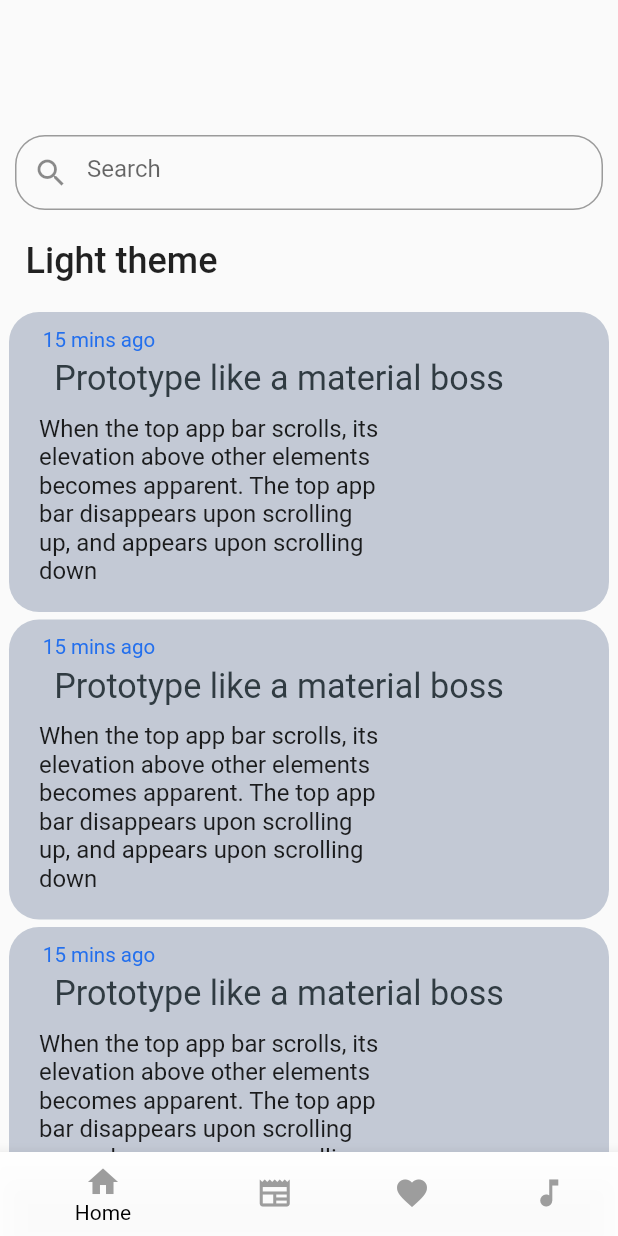
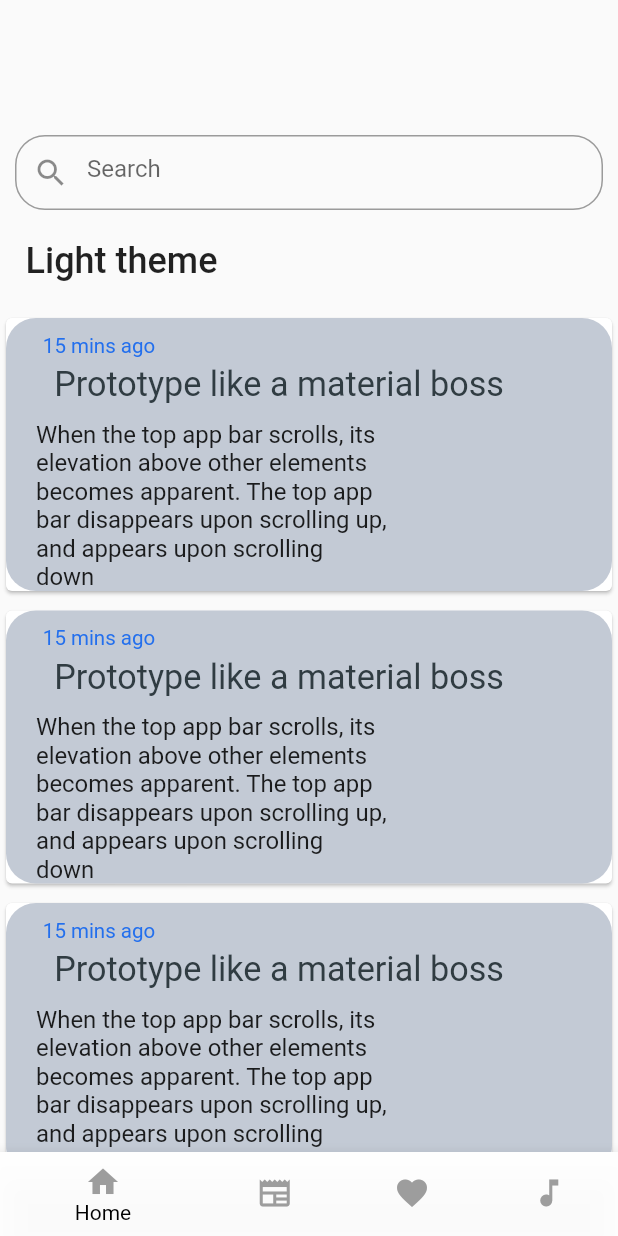
Before and after one commit to ravshan2101/test_flutter, a Flutter app: the screen it shows after launch, on a phone screen of 412 x 824 dp. Run offline on Flutter 3.47's test engine with Material 2 defaults, Android fonts, the phone set to English and light mode, and no system bars.

```diff
--- a/lib/Pages/home_page.dart
+++ b/lib/Pages/home_page.dart
@@ -25,21 +25,21 @@ class _MyWidgetState extends State<HomePage> {
         body: SingleChildScrollView(
           child: Column(
             children: [
-              SizedBox(
+              const SizedBox(
                 height: 60,
               ),
               Container(
                 height: 50,
-                margin: EdgeInsets.only(top: 30, right: 10, left: 10),
+                margin: const EdgeInsets.only(top: 30, right: 10, left: 10),
                 child: TextField(
                   decoration: InputDecoration(
                       hintText: 'Search',
-                      prefixIcon: Icon(Icons.search),
+                      prefixIcon: const Icon(Icons.search),
                       border: OutlineInputBorder(
                           borderRadius: BorderRadius.circular(20))),
                 ),
               ),
-              SizedBox(
+              const SizedBox(
                 height: 20,
               ),
               GestureDetector(
@@ -48,45 +48,50 @@ class _MyWidgetState extends State<HomePage> {
                 },
                 child: Container(
                   margin: EdgeInsets.only(right: 250),
-                  child: Text(
+                  child: const Text(
                     'Light theme',
                     style: TextStyle(fontSize: 24, fontWeight: FontWeight.w500),
                   ),
                 ),
               ),
-              SizedBox(
+              const SizedBox(
                 height: 20,
               ),
-              Container(
-                width: 400,
-                height: 200,
+              Card(
+                child: Container(
+                  decoration: BoxDecoration(
+                    color: Color.fromARGB(238, 191, 198, 210),
+                    borderRadius: BorderRadius.circular(20),
+                  ),
                   child: Column(
+                    mainAxisSize: MainAxisSize.min,
                     children: [
                       Container(
                         margin: EdgeInsets.only(top: 10, right: 280),
-                      child: Text(
+                        child: const Text(
                           '15 mins ago',
                           style: TextStyle(
                               fontSize: 13.67, color: Color(0xefef1869EF)),
                         ),
                       ),
-                    SizedBox(
+                      const SizedBox(
                         height: 5,
                       ),
                       Container(
                         margin: EdgeInsets.only(right: 40),
-                      child: Text(
+                        child: const Text(
                           'Prototype like a material boss',
                           style: TextStyle(
                               fontSize: 22.7895, color: Color(0xefef263238)),
                         ),
                       ),
-                    SizedBox(
+                      const SizedBox(
                         height: 10,
                       ),
-                    Container(
+                      Flexible(
+                        child: Container(
                           margin: EdgeInsets.only(left: 20, right: 150),
-                      child: Text(
+                          child: const Text(
                             "When the top app bar scrolls, its elevation above other elements becomes apparent. The top app bar disappears upon scrolling up, and appears upon scrolling down",
                             style: TextStyle(
                                 fontSize: 15.95,
@@ -94,46 +99,49 @@ class _MyWidgetState extends State<HomePage> {
                                 fontStyle: FontStyle.normal),
                           ),
                         ),
+                      ),
                     ],
                   ),
+                ),
+              ),
+              const SizedBox(
+                height: 5,
+              ),
+              Card(
+                child: Container(
                   decoration: BoxDecoration(
-                  color: Color.fromARGB(238, 191, 198, 210),
+                    color: const Color.fromARGB(238, 191, 198, 210),
                     borderRadius: BorderRadius.circular(20),
                   ),
-              ),
-              SizedBox(
-                height: 5,
-              ),
-              Container(
-                width: 400,
-                height: 200,
                   child: Column(
+                    mainAxisSize: MainAxisSize.min,
                     children: [
                       Container(
-                      margin: EdgeInsets.only(top: 10, right: 280),
-                      child: Text(
+                        margin: const EdgeInsets.only(top: 10, right: 280),
+                        child: const Text(
                           '15 mins ago',
                           style: TextStyle(
                               fontSize: 13.67, color: Color(0xefef1869EF)),
                         ),
                       ),
-                    SizedBox(
+                      const SizedBox(
                         height: 5,
                       ),
                       Container(
-                      margin: EdgeInsets.only(right: 40),
-                      child: Text(
+                        margin: const EdgeInsets.only(right: 40),
+                        child: const Text(
                           'Prototype like a material boss',
                           style: TextStyle(
                               fontSize: 22.7895, color: Color(0xefef263238)),
                         ),
                       ),
-                    SizedBox(
+                      const SizedBox(
                         height: 10,
                       ),
-                    Container(
+                      Flexible(
+                        child: Container(
                           margin: EdgeInsets.only(left: 20, right: 150),
-                      child: Text(
+                          child: const Text(
                             "When the top app bar scrolls, its elevation above other elements becomes apparent. The top app bar disappears upon scrolling up, and appears upon scrolling down",
                             style: TextStyle(
                                 fontSize: 15.95,
@@ -141,46 +149,49 @@ class _MyWidgetState extends State<HomePage> {
                                 fontStyle: FontStyle.normal),
                           ),
                         ),
+                      ),
                     ],
                   ),
+                ),
+              ),
+              const SizedBox(
+                height: 5,
+              ),
+              Card(
+                child: Container(
                   decoration: BoxDecoration(
                     color: Color.fromARGB(238, 191, 198, 210),
                     borderRadius: BorderRadius.circular(20),
                   ),
-              ),
-              SizedBox(
-                height: 5,
-              ),
-              Container(
-                width: 400,
-                height: 200,
                   child: Column(
+                    mainAxisSize: MainAxisSize.min,
                     children: [
                       Container(
                         margin: EdgeInsets.only(top: 10, right: 280),
-                      child: Text(
+                        child: const Text(
                           '15 mins ago',
                           style: TextStyle(
                               fontSize: 13.67, color: Color(0xefef1869EF)),
                         ),
                       ),
-                    SizedBox(
+                      const SizedBox(
                         height: 5,
                       ),
                       Container(
-                      margin: EdgeInsets.only(right: 40),
-                      child: Text(
+                        margin: const EdgeInsets.only(right: 40),
+                        child: const Text(
                           'Prototype like a material boss',
                           style: TextStyle(
                               fontSize: 22.7895, color: Color(0xefef263238)),
                         ),
                       ),
-                    SizedBox(
+                      const SizedBox(
                         height: 10,
                       ),
-                    Container(
-                      margin: EdgeInsets.only(left: 20, right: 150),
-                      child: Text(
+                      Flexible(
+                        child: Container(
+                          margin: const EdgeInsets.only(left: 20, right: 150),
+                          child: const Text(
                             "When the top app bar scrolls, its elevation above other elements becomes apparent. The top app bar disappears upon scrolling up, and appears upon scrolling down",
                             style: TextStyle(
                                 fontSize: 15.95,
@@ -188,46 +199,49 @@ class _MyWidgetState extends State<HomePage> {
                                 fontStyle: FontStyle.normal),
                           ),
                         ),
+                      ),
                     ],
                   ),
+                ),
+              ),
+              const SizedBox(
+                height: 5,
+              ),
+              Card(
+                child: Container(
                   decoration: BoxDecoration(
-                  color: Color.fromARGB(238, 191, 198, 210),
+                    color: const Color.fromARGB(238, 191, 198, 210),
                     borderRadius: BorderRadius.circular(20),
                   ),
+                  child: Column(
+                    mainAxisSize: MainAxisSize.min,
+                    children: [
+                      Container(
+                        margin: const EdgeInsets.only(top: 10, right: 280),
+                        child: const Text(
+                          '15 mins ago',
+                          style: TextStyle(
+                              fontSize: 13.67, color: Color(0xefef1869ef)),
                         ),
-              SizedBox(
+                      ),
+                      const SizedBox(
                         height: 5,
                       ),
                       Container(
-                width: 400,
-                height: 200,
-                child: Column(
-                  children: [
-                    Container(
-                      margin: EdgeInsets.only(top: 10, right: 280),
-                      child: Text(
-                        '15 mins ago',
-                        style: TextStyle(
-                            fontSize: 13.67, color: Color(0xefef1869EF)),
-                      ),
-                    ),
-                    SizedBox(
-                      height: 5,
-                    ),
-                    Container(
-                      margin: EdgeInsets.only(right: 40),
-                      child: Text(
+                        margin: const EdgeInsets.only(right: 40),
+                        child: const Text(
                           'Prototype like a material boss',
                           style: TextStyle(
                               fontSize: 22.7895, color: Color(0xefef263238)),
                         ),
                       ),
-                    SizedBox(
+                      const SizedBox(
                         height: 10,
                       ),
-                    Container(
+                      Flexible(
+                        child: Container(
                           margin: EdgeInsets.only(left: 20, right: 150),
-                      child: Text(
+                          child: const Text(
                             "When the top app bar scrolls, its elevation above other elements becomes apparent. The top app bar disappears upon scrolling up, and appears upon scrolling down",
                             style: TextStyle(
                                 fontSize: 15.95,
@@ -235,11 +249,9 @@ class _MyWidgetState extends State<HomePage> {
                                 fontStyle: FontStyle.normal),
                           ),
                         ),
+                      ),
                     ],
                   ),
-                decoration: BoxDecoration(
-                  color: Color.fromARGB(238, 191, 198, 210),
-                  borderRadius: BorderRadius.circular(20),
                 ),
               ),
             ],
@@ -257,7 +269,7 @@ class _MyWidgetState extends State<HomePage> {
                       width: 80,
                       height: 80,
                       decoration: BoxDecoration(
-                          image: DecorationImage(
+                          image: const DecorationImage(
                               alignment: Alignment.topCenter,
                               fit: BoxFit.cover,
                               image: AssetImage(
@@ -267,14 +279,14 @@ class _MyWidgetState extends State<HomePage> {
                     ),
                     Container(
                       margin: EdgeInsets.only(top: 40, right: 100),
-                      child: Text(
+                      child: const Text(
                         'Penelopa Shluhina',
                         style: TextStyle(fontSize: 20, color: Colors.white),
                       ),
                     ),
                     Container(
                       margin: EdgeInsets.only(right: 100),
-                      child: Text(
+                      child: const Text(
                         'purchasenow@gmail.com',
                         style: TextStyle(color: Colors.white),
                       ),
@@ -295,7 +307,7 @@ class _MyWidgetState extends State<HomePage> {
                                 onPressed: () {},
                                 icon: Icon(Icons.inbox),
                                 label: Text('Inbox'))),
-                        SizedBox(
+                        const SizedBox(
                           height: 10,
                         ),
                         Container(
@@ -304,7 +316,7 @@ class _MyWidgetState extends State<HomePage> {
                                 onPressed: () {},
                                 icon: Icon(Icons.bookmark),
                                 label: Text('Book'))),
-                        SizedBox(
+                        const SizedBox(
                           height: 10,
                         ),
                         Container(
@@ -313,7 +325,7 @@ class _MyWidgetState extends State<HomePage> {
                                 onPressed: () {},
                                 icon: Icon(Icons.chat),
                                 label: Text('Chat'))),
-                        SizedBox(
+                        const SizedBox(
                           height: 10,
                         ),
                         Container(
@@ -322,7 +334,7 @@ class _MyWidgetState extends State<HomePage> {
                                 onPressed: () {},
                                 icon: Icon(Icons.archive),
                                 label: Text('Archive'))),
-                        SizedBox(
+                        const SizedBox(
                           height: 10,
                         ),
                         SizedBox(
@@ -330,8 +342,8 @@ class _MyWidgetState extends State<HomePage> {
                           child: Container(color: Colors.red),
                         ),
                         Container(
-                          margin: EdgeInsets.only(top: 10, right: 180),
-                          child: Text(
+                          margin: const EdgeInsets.only(top: 10, right: 180),
+                          child: const Text(
                             "Subheadr",
                             style: TextStyle(color: Colors.white, fontSize: 19),
                           ),
@@ -342,16 +354,16 @@ class _MyWidgetState extends State<HomePage> {
                                 onPressed: () {},
                                 icon: Icon(Icons.place),
                                 label: Text('Place'))),
-                        SizedBox(
+                        const SizedBox(
                           height: 10,
                         ),
                         Container(
-                            margin: EdgeInsets.only(right: 170),
+                            margin: const EdgeInsets.only(right: 170),
                             child: OutlinedButton.icon(
                                 onPressed: () {},
                                 icon: Icon(Icons.update),
                                 label: Text('Update'))),
-                        SizedBox(
+                        const SizedBox(
                           height: 10,
                         ),
                         Container(
@@ -360,7 +372,7 @@ class _MyWidgetState extends State<HomePage> {
                                 onPressed: () {},
                                 icon: Icon(Icons.message),
                                 label: Text('Messeg'))),
-                        SizedBox(
+                        const SizedBox(
                           height: 10,
                         ),
                         Container(
--- a/lib/main.dart
+++ b/lib/main.dart
@@ -15,9 +15,7 @@ class MyApp extends StatelessWidget {
     return MaterialApp(
         debugShowCheckedModeBanner: false,
         title: 'Flutter Demo',
-        theme: ThemeData(
-          primarySwatch: Colors.blue,
-        ),
+        theme: ThemeData(),
         routes: {
           'lighttheme': (context) => const HomePage(),
           'darktheme': (context) => const Darkthme(),
```
Also changed, not shown: lib/Pages/dark_theme.dart (+86 -69 lines). Lines whose indentation alone changed are shown as unchanged.
